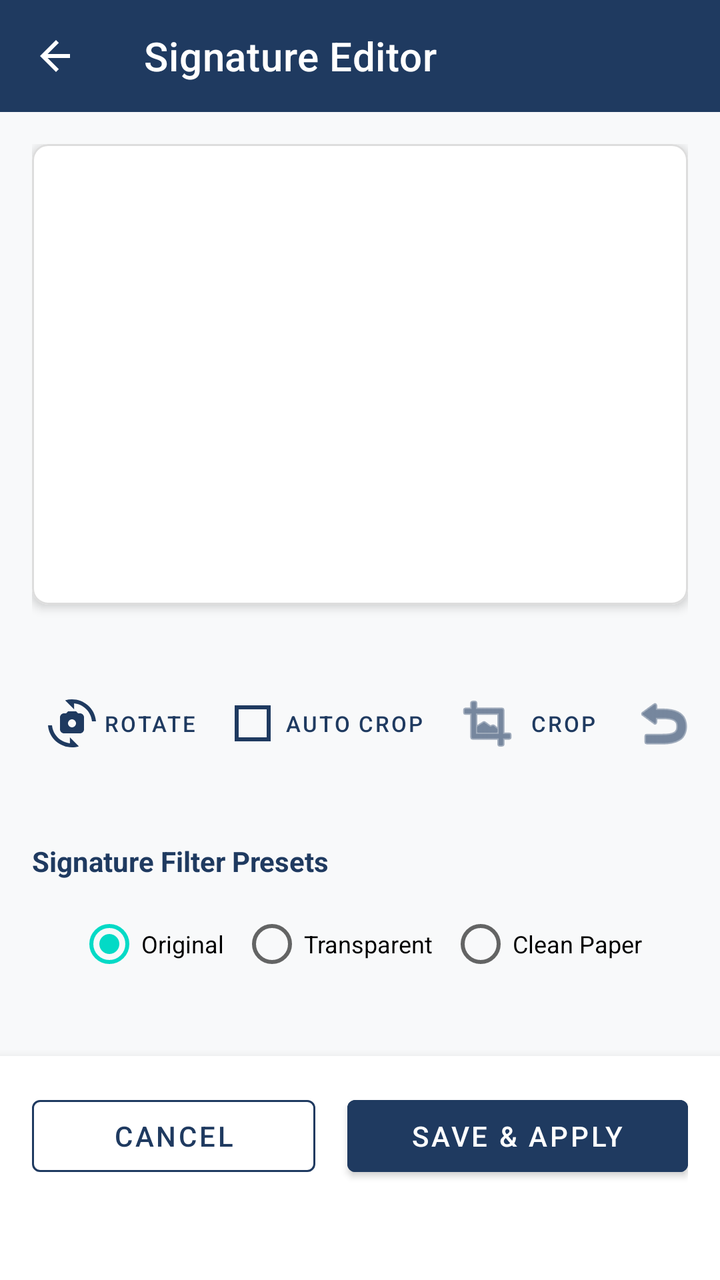
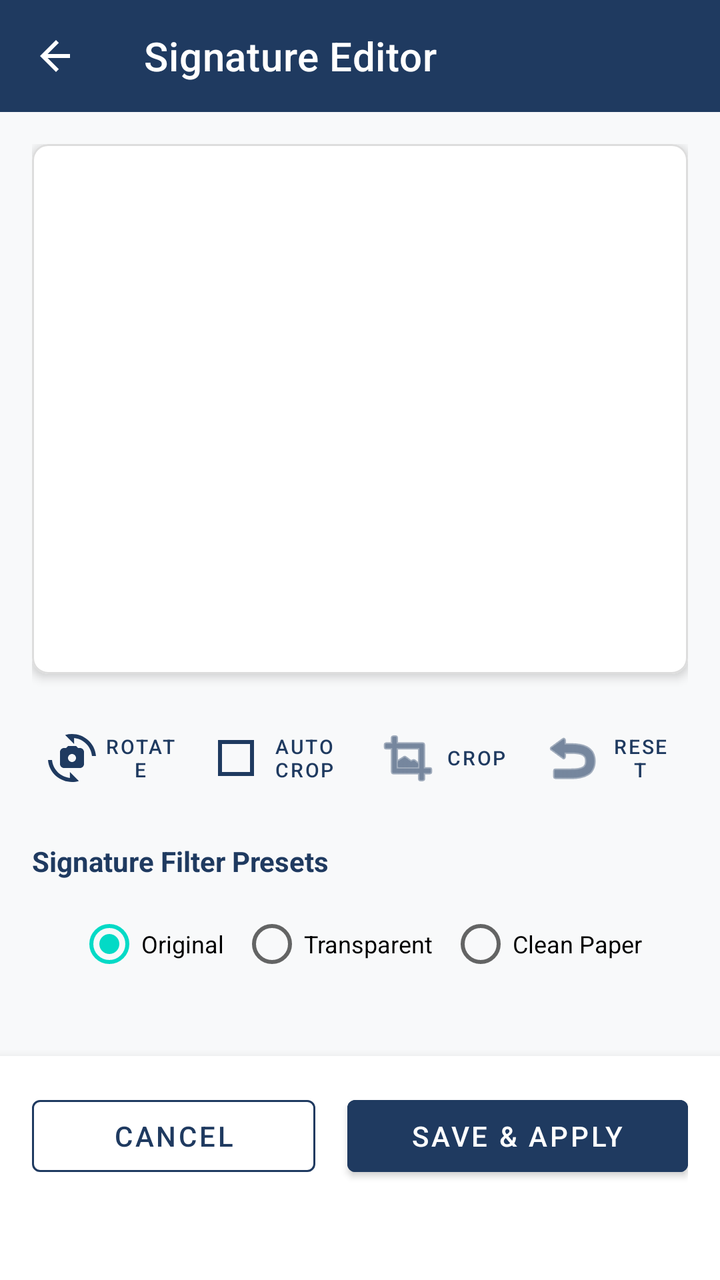

An Android layout rendered at two revisions. The XML below is the earlier revision; the diff shows what the commit changed to produce the second picture.
<!-- AndroidManifest.xml: activity theme Theme.MaterialComponents.Light.NoActionBar -->
<!-- res/layout/activity_signature_editor.xml -->
<?xml version="1.0" encoding="utf-8"?>
<LinearLayout
    xmlns:android="http://schemas.android.com/apk/res/android"
    xmlns:app="http://schemas.android.com/apk/res-auto"
    android:layout_width="match_parent"
    android:layout_height="match_parent"
    android:orientation="vertical"
    android:background="#F8F9FA"
    android:fitsSystemWindows="true">

    
    <com.google.android.material.appbar.MaterialToolbar
        android:id="@+id/sigEditorToolbar"
        android:layout_width="match_parent"
        android:layout_height="?attr/actionBarSize"
        android:background="#1F3A60"
        app:title="Signature Editor"
        app:titleTextColor="#FFFFFF"
        app:navigationIcon="@drawable/ic_back_white"
        app:navigationIconTint="#FFFFFF"/>

    
    <LinearLayout
        android:layout_width="match_parent"
        android:layout_height="0dp"
        android:layout_weight="1"
        android:orientation="vertical"
        android:padding="16dp">

        
        <com.google.android.material.card.MaterialCardView
            android:layout_width="match_parent"
            android:layout_height="0dp"
            android:layout_weight="1.2"
            app:cardCornerRadius="8dp"
            app:cardElevation="3dp"
            app:strokeColor="#DDDDDD"
            app:strokeWidth="1dp"
            app:cardBackgroundColor="#FFFFFF">

            
            <FrameLayout
                android:layout_width="match_parent"
                android:layout_height="match_parent">
                
                <ImageView
                    android:id="@+id/sigPreviewImageView"
                    android:layout_width="match_parent"
                    android:layout_height="match_parent"
                    android:padding="12dp"
                    android:scaleType="fitCenter"
                    android:contentDescription="Signature Preview"/>

                <com.amod.geotagcamera.utils.CropOverlayView
                    android:id="@+id/cropOverlayView"
                    android:layout_width="match_parent"
                    android:layout_height="match_parent"
                    android:visibility="gone"/>
            </FrameLayout>

        </com.google.android.material.card.MaterialCardView>

        
        <LinearLayout
            android:layout_width="match_parent"
            android:layout_height="wrap_content"
            android:orientation="horizontal"
            android:gravity="center"
            android:layout_marginTop="16dp"
            android:layout_marginBottom="16dp">

            <com.google.android.material.button.MaterialButton
                android:id="@+id/btnRotateClockwise"
                style="@style/Widget.MaterialComponents.Button.TextButton"
                android:layout_width="wrap_content"
                android:layout_height="wrap_content"
                android:text="Rotate"
                app:icon="@drawable/ic_camera_switch"
                app:iconTint="#1F3A60"
                android:textColor="#1F3A60"
                android:textSize="11sp"
                android:paddingStart="4dp"
                android:paddingEnd="4dp"
                app:iconPadding="4dp"
                android:insetLeft="0dp"
                android:insetRight="0dp"/>

            <com.google.android.material.button.MaterialButton
                android:id="@+id/btnAutoCrop"
                style="@style/Widget.MaterialComponents.Button.TextButton"
                android:layout_width="wrap_content"
                android:layout_height="wrap_content"
                android:text="Auto Crop"
                app:icon="@drawable/ic_border_medium"
                app:iconTint="#1F3A60"
                android:textColor="#1F3A60"
                android:textSize="11sp"
                android:paddingStart="4dp"
                android:paddingEnd="4dp"
                app:iconPadding="4dp"
                android:insetLeft="0dp"
                android:insetRight="0dp"/>

            <com.google.android.material.button.MaterialButton
                android:id="@+id/btnManualCrop"
                style="@style/Widget.MaterialComponents.Button.TextButton"
                android:layout_width="wrap_content"
                android:layout_height="wrap_content"
                android:text="Crop"
                app:icon="@android:drawable/ic_menu_crop"
                app:iconTint="#1F3A60"
                android:textColor="#1F3A60"
                android:textSize="11sp"
                android:paddingStart="4dp"
                android:paddingEnd="4dp"
                app:iconPadding="4dp"
                android:insetLeft="0dp"
                android:insetRight="0dp"/>

            <com.google.android.material.button.MaterialButton
                android:id="@+id/btnReset"
                style="@style/Widget.MaterialComponents.Button.TextButton"
                android:layout_width="wrap_content"
                android:layout_height="wrap_content"
                android:text="Reset"
                app:icon="@android:drawable/ic_menu_revert"
                app:iconTint="#1F3A60"
                android:textColor="#1F3A60"
                android:textSize="11sp"
                android:paddingStart="4dp"
                android:paddingEnd="4dp"
                app:iconPadding="4dp"
                android:insetLeft="0dp"
                android:insetRight="0dp"/>

        </LinearLayout>

        
        <LinearLayout
            android:id="@+id/cropControlsContainer"
            android:layout_width="match_parent"
            android:layout_height="wrap_content"
            android:orientation="vertical"
            android:visibility="gone"
            android:background="#FFFFFF"
            android:padding="12dp"
            android:elevation="2dp"
            android:layout_marginBottom="16dp">

            <TextView
                android:layout_width="match_parent"
                android:layout_height="wrap_content"
                android:text="Crop Signature"
                android:textStyle="bold"
                android:textColor="#1F3A60"
                android:textSize="13sp"
                android:layout_marginBottom="4dp"/>

            <TextView
                android:layout_width="match_parent"
                android:layout_height="wrap_content"
                android:text="Drag the borders or corners with your fingers to select the signature area."
                android:textSize="12sp"
                android:textColor="#555555"
                android:layout_marginBottom="12dp"/>

            <LinearLayout
                android:layout_width="match_parent"
                android:layout_height="wrap_content"
                android:orientation="horizontal">

                <com.google.android.material.button.MaterialButton
                    android:id="@+id/btnCancelManualCrop"
                    style="@style/Widget.MaterialComponents.Button.OutlinedButton"
                    android:layout_width="0dp"
                    android:layout_weight="1"
                    android:layout_height="36dp"
                    android:text="Cancel"
                    android:textColor="#D32F2F"
                    app:strokeColor="#D32F2F"
                    android:layout_marginEnd="6dp"/>

                <com.google.android.material.button.MaterialButton
                    android:id="@+id/btnConfirmManualCrop"
                    android:layout_width="0dp"
                    android:layout_weight="1.2"
                    android:layout_height="36dp"
                    android:text="Confirm Crop"
                    android:backgroundTint="#1F3A60"
                    android:textColor="#FFFFFF"
                    android:layout_marginStart="6dp"/>

            </LinearLayout>

        </LinearLayout>

        
        <TextView
            android:layout_width="match_parent"
            android:layout_height="wrap_content"
            android:text="Signature Filter Presets"
            android:textStyle="bold"
            android:textColor="#1F3A60"
            android:textSize="14sp"
            android:layout_marginBottom="8dp"/>

        
        <RadioGroup
            android:id="@+id/filterRadioGroup"
            android:layout_width="match_parent"
            android:layout_height="wrap_content"
            android:orientation="horizontal"
            android:gravity="center_horizontal"
            android:layout_marginBottom="16dp">

            <RadioButton
                android:id="@+id/radioFilterOriginal"
                android:layout_width="wrap_content"
                android:layout_height="wrap_content"
                android:text="Original"
                android:textSize="12sp"
                android:singleLine="true"
                android:layout_marginEnd="8dp"
                android:checked="true"/>

            <RadioButton
                android:id="@+id/radioFilterTransparent"
                android:layout_width="wrap_content"
                android:layout_height="wrap_content"
                android:text="Transparent"
                android:textSize="12sp"
                android:singleLine="true"
                android:layout_marginEnd="8dp"/>

            <RadioButton
                android:id="@+id/radioFilterClean"
                android:layout_width="wrap_content"
                android:layout_height="wrap_content"
                android:text="Clean Paper"
                android:textSize="12sp"
                android:singleLine="true"/>

        </RadioGroup>

        
        <LinearLayout
            android:id="@+id/sliderContainer"
            android:layout_width="match_parent"
            android:layout_height="wrap_content"
            android:orientation="vertical"
            android:visibility="gone"
            android:layout_marginBottom="16dp">

            <TextView
                android:id="@+id/sliderLabel"
                android:layout_width="match_parent"
                android:layout_height="wrap_content"
                android:text="Background Cleaning Sensitivity: 200"
                android:textSize="12sp"
                android:textColor="#555555"
                android:layout_marginBottom="4dp"/>

            <SeekBar
                android:id="@+id/sensitivitySeekBar"
                android:layout_width="match_parent"
                android:layout_height="wrap_content"
                android:max="255"
                android:progress="200"
                android:paddingStart="12dp"
                android:paddingEnd="12dp"/>

        </LinearLayout>

    </LinearLayout>

    
    <LinearLayout
        android:layout_width="match_parent"
        android:layout_height="wrap_content"
        android:orientation="horizontal"
        android:paddingStart="16dp"
        android:paddingTop="16dp"
        android:paddingEnd="16dp"
        android:paddingBottom="48dp"
        android:background="#FFFFFF"
        android:elevation="8dp">

        <com.google.android.material.button.MaterialButton
            android:id="@+id/btnCancelSig"
            style="@style/Widget.MaterialComponents.Button.OutlinedButton"
            android:layout_width="0dp"
            android:layout_weight="1"
            android:layout_height="48dp"
            android:text="Cancel"
            android:textColor="#1F3A60"
            app:strokeColor="#1F3A60"
            android:layout_marginEnd="8dp"/>

        <com.google.android.material.button.MaterialButton
            android:id="@+id/btnSaveApplySig"
            android:layout_width="0dp"
            android:layout_weight="1.2"
            android:layout_height="48dp"
            android:text="Save &amp; Apply"
            android:backgroundTint="#1F3A60"
            android:textColor="#FFFFFF"
            android:layout_marginStart="8dp"/>

    </LinearLayout>

</LinearLayout>
<!-- resources referenced by this layout -->
<resources>
  <!-- drawable ic_back_white (drawable) -->
  <vector xmlns:android="http://schemas.android.com/apk/res/android"
      android:width="24dp"
      android:height="24dp"
      android:viewportWidth="24"
      android:viewportHeight="24"
      android:tint="@android:color/white">
      <path
          android:fillColor="@android:color/white"
          android:pathData="M19,11H7.83l5.59,-5.59L12,4l-8,8 8,8 1.41,-1.41L7.83,13H19v-2z"/>
  </vector>
  <!-- drawable ic_border_medium (drawable) -->
  <?xml version="1.0" encoding="utf-8"?>
  <vector xmlns:android="http://schemas.android.com/apk/res/android"
      android:width="24dp"
      android:height="24dp"
      android:viewportWidth="24"
      android:viewportHeight="24"
      android:tint="#FFFFFF">
      <path
          android:fillColor="@android:color/white"
          android:pathData="M3,3v18h18V3H3zM19,19H5V5h14V19z"/>
  </vector>
  <!-- drawable ic_camera_switch (drawable) -->
  <vector xmlns:android="http://schemas.android.com/apk/res/android" android:height="24dp" android:tint="#F8F5F5" android:viewportHeight="24" android:viewportWidth="24" android:width="24dp">
        
      <path android:fillColor="@android:color/white" android:pathData="M16,7h-1l-1,-1h-4L9,7H8C6.9,7 6,7.9 6,9v6c0,1.1 0.9,2 2,2h8c1.1,0 2,-0.9 2,-2V9C18,7.9 17.1,7 16,7zM12,14c-1.1,0 -2,-0.9 -2,-2c0,-1.1 0.9,-2 2,-2s2,0.9 2,2C14,13.1 13.1,14 12,14z"/>
        
      <path android:fillColor="@android:color/white" android:pathData="M8.57,0.51l4.48,4.48V2.04c4.72,0.47 8.48,4.23 8.95,8.95c0,0 2,0 2,0C23.34,3.02 15.49,-1.59 8.57,0.51z"/>
        
      <path android:fillColor="@android:color/white" android:pathData="M10.95,21.96C6.23,21.49 2.47,17.73 2,13.01c0,0 -2,0 -2,0c0.66,7.97 8.51,12.58 15.43,10.48l-4.48,-4.48V21.96z"/>
      
  </vector>
</resources>

<!-- the commit's change to res/layout/activity_signature_editor.xml (unified diff, before → after) -->
@@ -72,64 +72,68 @@
             <com.google.android.material.button.MaterialButton
                 android:id="@+id/btnRotateClockwise"
                 style="@style/Widget.MaterialComponents.Button.TextButton"
-                android:layout_width="wrap_content"
+                android:layout_width="0dp"
+                android:layout_weight="1"
                 android:layout_height="wrap_content"
                 android:text="Rotate"
                 app:icon="@drawable/ic_camera_switch"
                 app:iconTint="#1F3A60"
                 android:textColor="#1F3A60"
-                android:textSize="11sp"
-                android:paddingStart="4dp"
-                android:paddingEnd="4dp"
-                app:iconPadding="4dp"
+                android:textSize="10sp"
+                android:paddingStart="2dp"
+                android:paddingEnd="2dp"
+                app:iconPadding="2dp"
                 android:insetLeft="0dp"
                 android:insetRight="0dp"/>
 
             <com.google.android.material.button.MaterialButton
                 android:id="@+id/btnAutoCrop"
                 style="@style/Widget.MaterialComponents.Button.TextButton"
-                android:layout_width="wrap_content"
+                android:layout_width="0dp"
+                android:layout_weight="1"
                 android:layout_height="wrap_content"
                 android:text="Auto Crop"
                 app:icon="@drawable/ic_border_medium"
                 app:iconTint="#1F3A60"
                 android:textColor="#1F3A60"
-                android:textSize="11sp"
-                android:paddingStart="4dp"
-                android:paddingEnd="4dp"
-                app:iconPadding="4dp"
+                android:textSize="10sp"
+                android:paddingStart="2dp"
+                android:paddingEnd="2dp"
+                app:iconPadding="2dp"
                 android:insetLeft="0dp"
                 android:insetRight="0dp"/>
 
             <com.google.android.material.button.MaterialButton
                 android:id="@+id/btnManualCrop"
                 style="@style/Widget.MaterialComponents.Button.TextButton"
-                android:layout_width="wrap_content"
+                android:layout_width="0dp"
+                android:layout_weight="1"
                 android:layout_height="wrap_content"
                 android:text="Crop"
                 app:icon="@android:drawable/ic_menu_crop"
                 app:iconTint="#1F3A60"
                 android:textColor="#1F3A60"
-                android:textSize="11sp"
-                android:paddingStart="4dp"
-                android:paddingEnd="4dp"
-                app:iconPadding="4dp"
+                android:textSize="10sp"
+                android:paddingStart="2dp"
+                android:paddingEnd="2dp"
+                app:iconPadding="2dp"
                 android:insetLeft="0dp"
                 android:insetRight="0dp"/>
 
             <com.google.android.material.button.MaterialButton
                 android:id="@+id/btnReset"
                 style="@style/Widget.MaterialComponents.Button.TextButton"
-                android:layout_width="wrap_content"
+                android:layout_width="0dp"
+                android:layout_weight="1"
                 android:layout_height="wrap_content"
                 android:text="Reset"
                 app:icon="@android:drawable/ic_menu_revert"
                 app:iconTint="#1F3A60"
                 android:textColor="#1F3A60"
-                android:textSize="11sp"
-                android:paddingStart="4dp"
-                android:paddingEnd="4dp"
-                app:iconPadding="4dp"
+                android:textSize="10sp"
+                android:paddingStart="2dp"
+                android:paddingEnd="2dp"
+                app:iconPadding="2dp"
                 android:insetLeft="0dp"
                 android:insetRight="0dp"/>
 
@@ -174,21 +178,31 @@
                     style="@style/Widget.MaterialComponents.Button.OutlinedButton"
                     android:layout_width="0dp"
                     android:layout_weight="1"
-                    android:layout_height="36dp"
+                    android:layout_height="wrap_content"
                     android:text="Cancel"
                     android:textColor="#D32F2F"
                     app:strokeColor="#D32F2F"
-                    android:layout_marginEnd="6dp"/>
+                    android:layout_marginEnd="6dp"
+                    android:textSize="12sp"
+                    android:paddingTop="8dp"
+                    android:paddingBottom="8dp"
+                    android:insetTop="0dp"
+                    android:insetBottom="0dp"/>
 
                 <com.google.android.material.button.MaterialButton
                     android:id="@+id/btnConfirmManualCrop"
                     android:layout_width="0dp"
                     android:layout_weight="1.2"
-                    android:layout_height="36dp"
+                    android:layout_height="wrap_content"
                     android:text="Confirm Crop"
                     android:backgroundTint="#1F3A60"
                     android:textColor="#FFFFFF"
-                    android:layout_marginStart="6dp"/>
+                    android:layout_marginStart="6dp"
+                    android:textSize="12sp"
+                    android:paddingTop="8dp"
+                    android:paddingBottom="8dp"
+                    android:insetTop="0dp"
+                    android:insetBottom="0dp"/>
 
             </LinearLayout>
 
